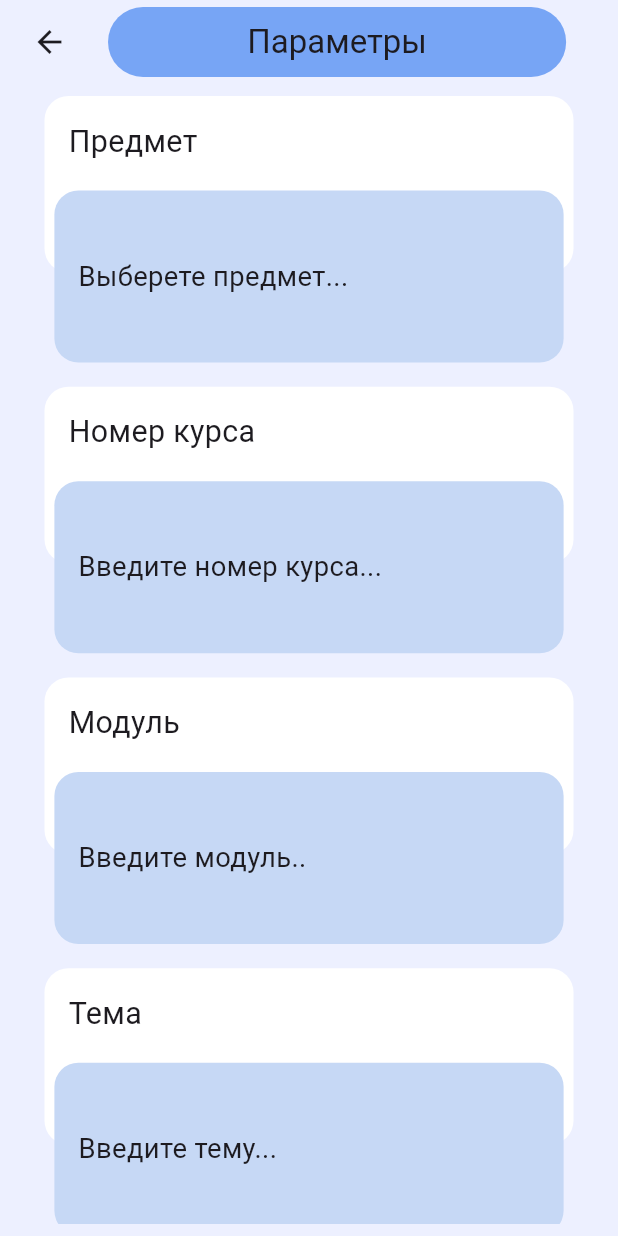
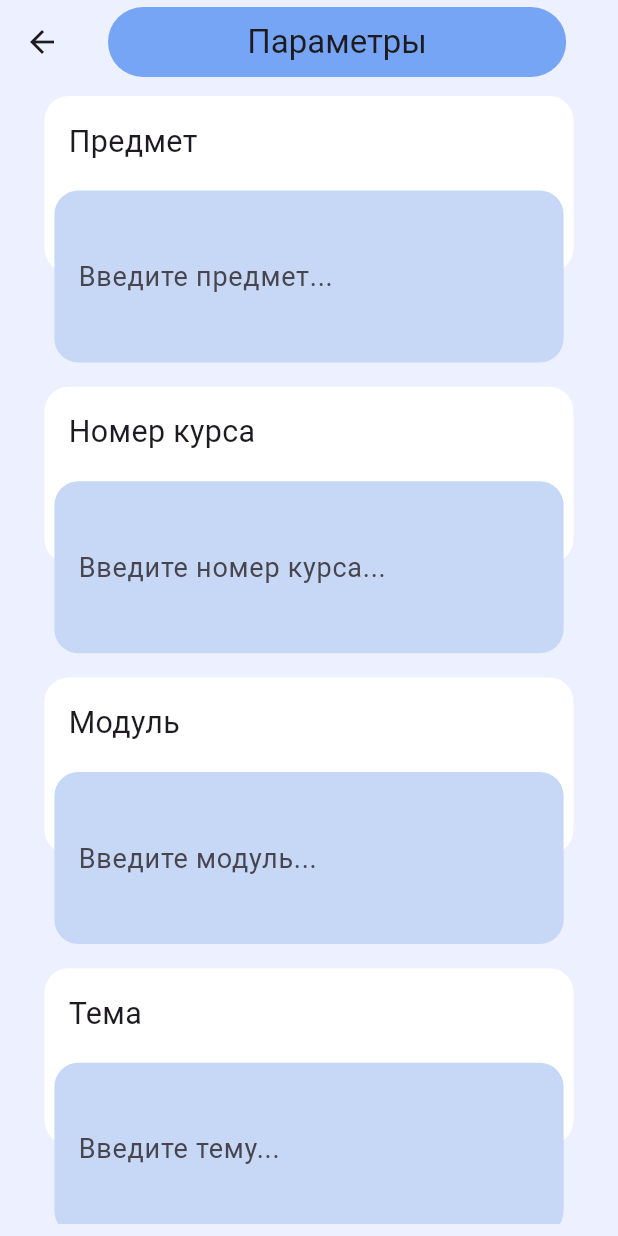
Before and after one commit to megavvve/StudyReady, a Flutter app: the screen it shows after launch, after a tap on "Параметры", on a phone screen of 412 x 824 dp. Run offline on Flutter 3.47's test engine with Material 3 defaults, Android fonts, the phone set to English and light mode, and no system bars; our stand-ins replace flutter_screenutil.

Commit message:
add TextFields

```diff
--- a/lib/presentation/pages/add_answer/add_answer_screen.dart
+++ b/lib/presentation/pages/add_answer/add_answer_screen.dart
@@ -1,7 +1,7 @@
 import 'package:flutter/material.dart';
 import 'package:flutter_screenutil/flutter_screenutil.dart';
 import 'package:study_ready/presentation/pages/add_answer/widgets_add_answer/add_question_button.dart';
-import 'package:study_ready/presentation/pages/add_answer/widgets_add_answer/app_bar.dart';
+import 'package:study_ready/presentation/pages/add_answer/widgets_add_answer/app_bar_1.dart';
 import 'package:study_ready/presentation/pages/add_answer/widgets_add_answer/first_widget.dart';
 import 'package:study_ready/presentation/pages/add_answer/widgets_add_answer/fourth_widget.dart';
 import 'package:study_ready/presentation/pages/add_answer/widgets_add_answer/option_button.dart';
--- a/lib/presentation/pages/add_answer/answer_parametrs_sreen.dart
+++ b/lib/presentation/pages/add_answer/answer_parametrs_sreen.dart
@@ -1,6 +1,6 @@
 import 'package:flutter/material.dart';
 import 'package:flutter_screenutil/flutter_screenutil.dart';
-import 'package:study_ready/presentation/pages/add_answer/widgets_answer_parametrs/app_bar.dart';
+import 'package:study_ready/presentation/pages/add_answer/widgets_answer_parametrs/app_bar_2.dart';
 import 'package:study_ready/presentation/pages/add_answer/widgets_answer_parametrs/complexity_widget.dart';
 import 'package:study_ready/presentation/pages/add_answer/widgets_answer_parametrs/module_widget.dart';
 import 'package:study_ready/presentation/pages/add_answer/widgets_answer_parametrs/number_of_course_widget.dart';
--- a/lib/presentation/pages/add_answer/widgets_add_answer/first_widget.dart
+++ b/lib/presentation/pages/add_answer/widgets_add_answer/first_widget.dart
@@ -23,11 +23,15 @@ class _FirstWidgetState extends State<FirstWidget> {
             height: 116.h,
             decoration: BoxDecoration(
                 color: Colors.white, borderRadius: BorderRadius.circular(16)),
-          child: Text(
-            'Название вопроса',
-            style: TextStyle(fontSize: 20.sp),
-          ),
-        ),
+            child: const TextField(
+              decoration: InputDecoration(
+                  border: UnderlineInputBorder(borderSide: BorderSide.none),
+                  hintText: 'Название вопроса...',
+                  hintStyle: TextStyle(
+                    fontSize: 20,
+                  )),
+              style: TextStyle(fontSize: 20),
+            )),
         //белая карточка с названием вопроса
 
         //зеленая карточка введите правильный ответ
@@ -52,16 +56,22 @@ class _FirstWidgetState extends State<FirstWidget> {
                       borderRadius: BorderRadius.circular(8)),
                   child: Text('1', style: TextStyle(fontSize: 18.sp)),
                 ),
-                Container(
-                  alignment: Alignment.centerLeft,
+                const SizedBox(
+                  width: 8,
+                ),
+                SizedBox(
                   width: 241.w,
                   height: 27.h,
-                  child: Padding(
-                    padding: const EdgeInsets.only(left: 8.0),
-                    child: Text('Введите правильный ответ...',
-                        style: TextStyle(fontSize: 18.sp)),
+                  child: const TextField(
+                    decoration: InputDecoration(
+                      isCollapsed: true,
+                      border: UnderlineInputBorder(borderSide: BorderSide.none),
+                      hintText: 'Введите правильный ответ...',
+                      hintStyle: TextStyle(fontSize: 18),
                     ),
+                    style: TextStyle(fontSize: 18),
                   ),
+                )
               ],
             ),
           ),
--- a/lib/presentation/pages/add_answer/widgets_add_answer/fourth_widget.dart
+++ b/lib/presentation/pages/add_answer/widgets_add_answer/fourth_widget.dart
@@ -29,15 +29,22 @@ class _FourthWidgetState extends State<FourthWidget> {
                 color: Colors.white, borderRadius: BorderRadius.circular(8)),
             child: Text('4', style: TextStyle(fontSize: 18.sp)),
           ),
-          Container(
-            alignment: Alignment.centerLeft,
+          const SizedBox(
+            width: 8,
+          ),
+          SizedBox(
             width: 241.w,
             height: 27.h,
-            child: Padding(
-              padding: const EdgeInsets.only(left: 8.0),
-              child: Text('Введите ответ...', style: TextStyle(fontSize: 18.sp)),
+            child: const TextField(
+              decoration: InputDecoration(
+                isCollapsed: true,
+                border: UnderlineInputBorder(borderSide: BorderSide.none),
+                hintText: 'Введите ответ...',
+                hintStyle: TextStyle(fontSize: 18),
+              ),
+              style: TextStyle(fontSize: 18),
             ),
-          ),
+          )
         ],
       ),
     );
--- a/lib/presentation/pages/add_answer/widgets_add_answer/second_widget.dart
+++ b/lib/presentation/pages/add_answer/widgets_add_answer/second_widget.dart
@@ -29,15 +29,22 @@ class _SecondWidgetState extends State<SecondWidget> {
                 color: Colors.white, borderRadius: BorderRadius.circular(8)),
             child: Text('2', style: TextStyle(fontSize: 18.sp)),
           ),
-          Container(
-            alignment: Alignment.centerLeft,
+          const SizedBox(
+            width: 8,
+          ),
+          SizedBox(
             width: 241.w,
             height: 27.h,
-            child: Padding(
-              padding: const EdgeInsets.only(left: 8.0),
-              child: Text('Введите ответ...', style: TextStyle(fontSize: 18.sp)),
+            child: const TextField(
+              decoration: InputDecoration(
+                isCollapsed: true,
+                border: UnderlineInputBorder(borderSide: BorderSide.none),
+                hintText: 'Введите ответ...',
+                hintStyle: TextStyle(fontSize: 18),
+              ),
+              style: TextStyle(fontSize: 18),
             ),
-          ),
+          )
         ],
       ),
     );
--- a/lib/presentation/pages/add_answer/widgets_add_answer/third_widget.dart
+++ b/lib/presentation/pages/add_answer/widgets_add_answer/third_widget.dart
@@ -29,15 +29,22 @@ class _ThirdWidgetState extends State<ThirdWidget> {
                 color: Colors.white, borderRadius: BorderRadius.circular(8)),
             child: Text('3', style: TextStyle(fontSize: 18.sp)),
           ),
-          Container(
-            alignment: Alignment.centerLeft,
+          const SizedBox(
+            width: 8,
+          ),
+          SizedBox(
             width: 241.w,
             height: 27.h,
-            child: Padding(
-              padding: const EdgeInsets.only(left: 8.0),
-              child: Text('Введите ответ...', style: TextStyle(fontSize: 18.sp)),
+            child: const TextField(
+              decoration: InputDecoration(
+                isCollapsed: true,
+                border: UnderlineInputBorder(borderSide: BorderSide.none),
+                hintText: 'Введите ответ...',
+                hintStyle: TextStyle(fontSize: 18),
+              ),
+              style: TextStyle(fontSize: 18),
             ),
-          ),
+          )
         ],
       ),
     );
--- a/lib/presentation/pages/add_answer/widgets_answer_parametrs/app_bar.dart
+++ b/lib/presentation/pages/add_answer/widgets_answer_parametrs/app_bar_2.dart
@@ -11,9 +11,6 @@ class AnsParsAppBarWidget extends StatelessWidget
     return AppBar(
       backgroundColor: backgroundColor,
       centerTitle: true,
-      leading: Padding(
-          padding: const EdgeInsets.only(left: 10),
-          child: IconButton(onPressed: () {Navigator.pop(context);}, icon: const Icon(Icons.arrow_back))),
       title: Container(
         alignment: Alignment.center,
         width: 278.w,
--- a/lib/presentation/pages/add_answer/widgets_answer_parametrs/complexity_widget.dart
+++ b/lib/presentation/pages/add_answer/widgets_answer_parametrs/complexity_widget.dart
@@ -41,10 +41,17 @@ class _FirstWidgetState extends State<ComplexityWidget> {
               alignment: Alignment.centerLeft,
               width: 241.w,
               height: 27.h,
-              child: Padding(
-                padding: const EdgeInsets.only(left: 8.0),
-                child: Text('Выберете уровень...',
-                    style: TextStyle(fontSize: 18.sp)),
+              child: const Padding(
+                padding: EdgeInsets.only(left: 8.0),
+                child: TextField(
+                    decoration: InputDecoration(
+                      isCollapsed: true,
+                      border: UnderlineInputBorder(borderSide: BorderSide.none),
+                      hintText: 'Введите сложность...',
+                      hintStyle: TextStyle(fontSize: 18),
+                    ),
+                    style: TextStyle(fontSize: 18),
+                  ),
               ),
             ),
           ),
--- a/lib/presentation/pages/add_answer/widgets_answer_parametrs/module_widget.dart
+++ b/lib/presentation/pages/add_answer/widgets_answer_parametrs/module_widget.dart
@@ -41,10 +41,17 @@ class _FirstWidgetState extends State<ModuleWidget> {
               alignment: Alignment.centerLeft,
               width: 241.w,
               height: 27.h,
-              child: Padding(
-                padding: const EdgeInsets.only(left: 8.0),
-                child:
-                    Text('Введите модуль..', style: TextStyle(fontSize: 18.sp)),
+              child: const Padding(
+                padding: EdgeInsets.only(left: 8.0),
+                child: TextField(
+                  decoration: InputDecoration(
+                    isCollapsed: true,
+                    border: UnderlineInputBorder(borderSide: BorderSide.none),
+                    hintText: 'Введите модуль...',
+                    hintStyle: TextStyle(fontSize: 18),
+                  ),
+                  style: TextStyle(fontSize: 18),
+                ),
               ),
             ),
           ),
--- a/lib/presentation/pages/add_answer/widgets_answer_parametrs/number_of_course_widget.dart
+++ b/lib/presentation/pages/add_answer/widgets_answer_parametrs/number_of_course_widget.dart
@@ -41,10 +41,17 @@ class _FirstWidgetState extends State<CourseNumberWidget> {
               alignment: Alignment.centerLeft,
               width: 241.w,
               height: 27.h,
-              child: Padding(
-                padding: const EdgeInsets.only(left: 8.0),
-                child: Text('Введите номер курса...',
-                    style: TextStyle(fontSize: 18.sp)),
+              child: const Padding(
+                padding: EdgeInsets.only(left: 8.0),
+                child: TextField(
+                    decoration: InputDecoration(
+                      isCollapsed: true,
+                      border: UnderlineInputBorder(borderSide: BorderSide.none),
+                      hintText: 'Введите номер курса...',
+                      hintStyle: TextStyle(fontSize: 18),
+                    ),
+                    style: TextStyle(fontSize: 18),
+                  ),
               ),
             ),
           ),
--- a/lib/presentation/pages/add_answer/widgets_answer_parametrs/save_button.dart
+++ b/lib/presentation/pages/add_answer/widgets_answer_parametrs/save_button.dart
@@ -11,7 +11,9 @@ class SaveButtonWidget extends StatelessWidget {
             backgroundColor: const MaterialStatePropertyAll(
                 Color.fromRGBO(119, 165, 245, 1)),
             fixedSize: MaterialStatePropertyAll(Size(305.w, 69.h))),
-        onPressed: () {},
+        onPressed: () {
+          Navigator.pop(context);
+        },
         child: Text(
           'Сохранить',
           style: TextStyle(color: Colors.black, fontSize: 20.sp),
--- a/lib/presentation/pages/add_answer/widgets_answer_parametrs/subject_widget.dart
+++ b/lib/presentation/pages/add_answer/widgets_answer_parametrs/subject_widget.dart
@@ -41,10 +41,17 @@ class _FirstWidgetState extends State<SubjectWidget> {
               alignment: Alignment.centerLeft,
               width: 241.w,
               height: 27.h,
-              child: Padding(
-                padding: const EdgeInsets.only(left: 8.0),
-                child: Text('Выберете предмет...',
-                    style: TextStyle(fontSize: 18.sp)),
+              child: const Padding(
+                padding: EdgeInsets.only(left: 8.0),
+                child: TextField(
+                  decoration: InputDecoration(
+                    isCollapsed: true,
+                    border: UnderlineInputBorder(borderSide: BorderSide.none),
+                    hintText: 'Введите предмет...',
+                    hintStyle: TextStyle(fontSize: 18),
+                  ),
+                  style: TextStyle(fontSize: 18),
+                ),
               ),
             ),
           ),
--- a/lib/presentation/pages/add_answer/widgets_answer_parametrs/theme_widget.dart
+++ b/lib/presentation/pages/add_answer/widgets_answer_parametrs/theme_widget.dart
@@ -41,10 +41,17 @@ class _FirstWidgetState extends State<ThemeWidget> {
               alignment: Alignment.centerLeft,
               width: 241.w,
               height: 27.h,
-              child: Padding(
-                padding: const EdgeInsets.only(left: 8.0),
-                child:
-                    Text('Введите тему...', style: TextStyle(fontSize: 18.sp)),
+              child: const Padding(
+                padding: EdgeInsets.only(left: 8.0),
+                child: TextField(
+                    decoration: InputDecoration(
+                      isCollapsed: true,
+                      border: UnderlineInputBorder(borderSide: BorderSide.none),
+                      hintText: 'Введите тему...',
+                      hintStyle: TextStyle(fontSize: 18),
+                    ),
+                    style: TextStyle(fontSize: 18),
+                  ),
               ),
             ),
           ),
```
Also changed, not shown: lib/presentation/pages/add_answer/widgets_add_answer/app_bar_1.dart (renamed from lib/presentation/pages/add_answer/widgets_add_answer/app_bar.dart), pubspec.lock. Lines whose indentation alone changed are shown as unchanged.
